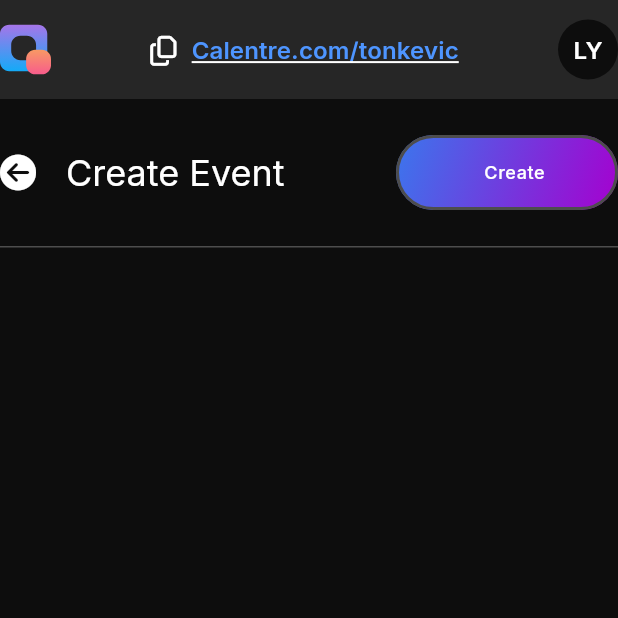
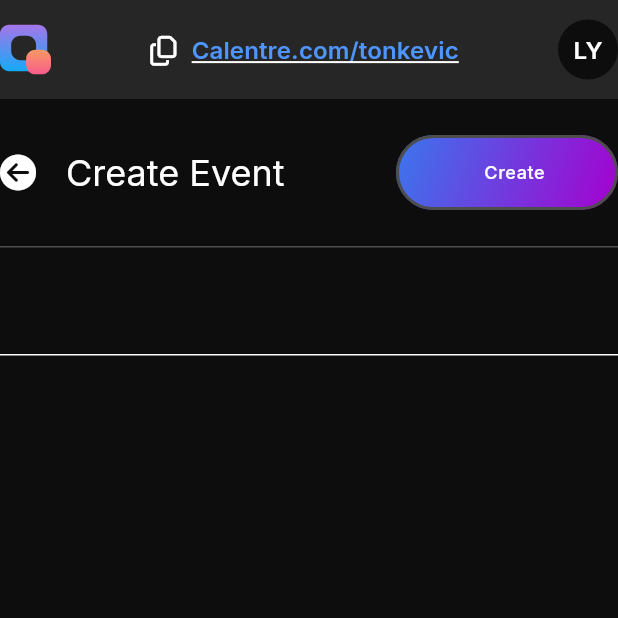
Before and after one commit to Calentre/calentre, a Flutter app: the CreateEventView screen opened by its route, on a phone screen of 412 x 824 dp, the top half of it. Run offline on Flutter 3.47's test engine with Material 2 defaults, Android fonts, the phone set to English and light mode, and no system bars; our stand-ins replace equatable, flutter_bloc, flutter_svg, font_awesome_flutter, go_router, google_fonts.

Commit message:
chore: add form structure to Create Event

```diff
--- a/lib/app/events/presentation/create_event.dart
+++ b/lib/app/create_events/presentation/create_event.dart
@@ -1,3 +1,4 @@
+import 'package:calentre/app/create_events/presentation/widget/form_fields.dart';
 import 'package:calentre/config/constraints/constraints.dart';
 import 'package:calentre/config/extensions/spacing.dart';
 import 'package:calentre/config/theme/colors.dart';
@@ -50,7 +51,11 @@ class CreateEventView extends StatelessWidget {
                         width: 1.0,
                       ),
                     ),
-                  ))
+                  )),
+              Container(
+                  width: 700,
+                  padding: const EdgeInsets.symmetric(vertical: 24),
+                  child: CreateEventFormFields())
             ],
           ),
         ),
--- /dev/null
+++ b/lib/app/create_events/presentation/widget/form_fields.dart
@@ -0,0 +1,17 @@
+import 'package:flutter/material.dart';
+
+class CreateEventFormFields extends StatelessWidget {
+  const CreateEventFormFields({super.key});
+
+  @override
+  Widget build(BuildContext context) {
+    return Column(
+      children: [
+        Form(
+            child: Column(
+          children: [TextFormField()],
+        ))
+      ],
+    );
+  }
+}
--- a/lib/config/routes/routes.dart
+++ b/lib/config/routes/routes.dart
@@ -1,4 +1,4 @@
-import 'package:calentre/app/events/presentation/create_event.dart';
+import 'package:calentre/app/create_events/presentation/create_event.dart';
 import 'package:calentre/app/home/presentation/calentre_home.dart';
 import 'package:go_router/go_router.dart';
 import '../../app/auth/presentation/social_sign_in.dart';
```
